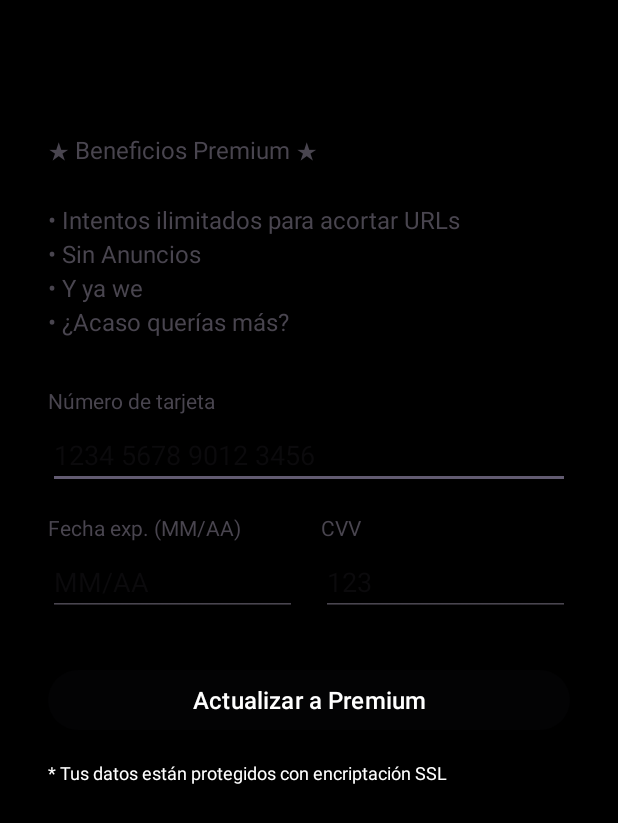
After one commit to Davengel5/AcortadorURL, an Android app: the PremiumActivity screen opened directly, with no data from a screen before it, on a phone screen of 412 x 824 dp. The commit adds this screen. Shown: the top 823 px of the screen. Run offline under Robolectric (Android 15) with nearby library versions, the light colour scheme and no system bars; our stand-ins replace Firebase (no records; nobody signed in at launch, a user with empty details on screens opened directly).

Commit message:
Integrando premium
Aqui jala, pero aún se va a mover

```diff
--- a/app/src/main/AndroidManifest.xml
+++ b/app/src/main/AndroidManifest.xml
@@ -1,6 +1,7 @@
 <?xml version="1.0" encoding="utf-8"?>
 <manifest xmlns:android="http://schemas.android.com/apk/res/android"
     xmlns:tools="http://schemas.android.com/tools">
+
     <uses-permission android:name="android.permission.INTERNET" />
     <uses-permission android:name="android.permission.ACCESS_NETWORK_STATE" />
 
@@ -14,6 +15,9 @@
         android:supportsRtl="true"
         android:theme="@style/Theme.AcortadorURL"
         tools:targetApi="31">
+        <activity
+            android:name=".PremiumActivity"
+            android:exported="false" />
         <activity
             android:name=".HomeActivity"
             android:exported="false" />
--- /dev/null
+++ b/app/src/main/java/com/example/acortadorurl/PremiumActivity.java
@@ -0,0 +1,215 @@
+package com.example.acortadorurl;
+
+import android.os.Bundle;
+import android.text.Editable;
+import android.text.TextWatcher;
+import android.util.Log;
+import android.widget.Button;
+import android.widget.EditText;
+import android.widget.TextView;
+import android.widget.Toast;
+import androidx.appcompat.app.AppCompatActivity;
+import com.google.firebase.auth.FirebaseAuth;
+import com.google.firebase.auth.FirebaseUser;
+import org.json.JSONException;
+import org.json.JSONObject;
+import okhttp3.MediaType;
+import okhttp3.OkHttpClient;
+import okhttp3.Request;
+import okhttp3.RequestBody;
+import okhttp3.Response;
+
+public class PremiumActivity extends AppCompatActivity {
+
+    private EditText etCardNumber, etExpiry, etCvv;
+    private Button btnPay;
+    private boolean isFormatting = false;
+    private TextWatcher expiryTextWatcher;
+
+    @Override
+    protected void onCreate(Bundle savedInstanceState) {
+        super.onCreate(savedInstanceState);
+        setContentView(R.layout.activity_premium);
+
+        // Inicializar vistas
+        TextView tvBenefits = findViewById(R.id.tvBenefits);
+        etCardNumber = findViewById(R.id.etCardNumber);
+        etExpiry = findViewById(R.id.etExpiry);
+        etCvv = findViewById(R.id.etCvv);
+        btnPay = findViewById(R.id.btnPay);
+
+        // Configurar beneficios
+        String benefits = "★ Beneficios Premium ★\n\n" +
+                "• Intentos ilimitados para acortar URLs\n" +
+                "• Sin Anuncios\n" +
+                "• Y ya we\n" +
+                "• ¿Acaso querías más?";
+        tvBenefits.setText(benefits);
+
+        // Configurar listeners
+        setupCardNumberFormatting();
+        setupExpiryFormatting();
+        setupValidationListener();
+
+        // Botón de pago
+        btnPay.setOnClickListener(v -> upgradeToPremium());
+    }
+
+    private void setupCardNumberFormatting() {
+        etCardNumber.addTextChangedListener(new TextWatcher() {
+            @Override
+            public void beforeTextChanged(CharSequence s, int start, int count, int after) {}
+
+            @Override
+            public void onTextChanged(CharSequence s, int start, int before, int count) {}
+
+            @Override
+            public void afterTextChanged(Editable s) {
+                if (isFormatting) return;
+
+                isFormatting = true;
+
+                String original = s.toString().replaceAll("\\s", "");
+                StringBuilder formatted = new StringBuilder();
+
+                for (int i = 0; i < original.length(); i++) {
+                    if (i > 0 && i % 4 == 0) {
+                        formatted.append(" ");
+                    }
+                    formatted.append(original.charAt(i));
+                }
+
+                if (!s.toString().equals(formatted.toString())) {
+                    etCardNumber.removeTextChangedListener(this);
+                    etCardNumber.setText(formatted.toString());
+                    etCardNumber.setSelection(formatted.length());
+                    etCardNumber.addTextChangedListener(this);
+                }
+
+                isFormatting = false;
+                validateFields();
+            }
+        });
+    }
+
+    private void setupExpiryFormatting() {
+        expiryTextWatcher = new TextWatcher() {
+            @Override
+            public void beforeTextChanged(CharSequence s, int start, int count, int after) {}
+
+            @Override
+            public void onTextChanged(CharSequence s, int start, int before, int count) {
+                if (s.length() == 2 && before == 0 && !s.toString().contains("/")) {
+                    etExpiry.removeTextChangedListener(expiryTextWatcher);
+                    etExpiry.setText(s + "/");
+                    etExpiry.setSelection(3);
+                    etExpiry.addTextChangedListener(expiryTextWatcher);
+                }
+            }
+
+            @Override
+            public void afterTextChanged(Editable s) {
+                validateFields();
+            }
+        };
+
+        etExpiry.addTextChangedListener(expiryTextWatcher);
+    }
+
+    private void setupValidationListener() {
+        TextWatcher validationWatcher = new TextWatcher() {
+            @Override
+            public void beforeTextChanged(CharSequence s, int start, int count, int after) {}
+
+            @Override
+            public void onTextChanged(CharSequence s, int start, int before, int count) {}
+
+            @Override
+            public void afterTextChanged(Editable s) {
+                validateFields();
+            }
+        };
+
+        etCvv.addTextChangedListener(validationWatcher);
+    }
+
+    private void validateFields() {
+        String cardNumber = etCardNumber.getText().toString().replaceAll("\\s", "");
+        String expiry = etExpiry.getText().toString();
+        String cvv = etCvv.getText().toString();
+
+        boolean isCardValid = cardNumber.matches("^\\d{16}$");
+        boolean isExpiryValid = expiry.matches("^\\d{2}/\\d{2}$");
+        boolean isCvvValid = cvv.matches("^\\d{3,4}$");
+
+        btnPay.setEnabled(isCardValid && isExpiryValid && isCvvValid);
+
+        Log.d("VALIDATION", String.format(
+                "Card: %b, Expiry: %b, CVV: %b",
+                isCardValid, isExpiryValid, isCvvValid
+        ));
+    }
+
+    private void upgradeToPremium() {
+        FirebaseUser user = FirebaseAuth.getInstance().getCurrentUser();
+        if (user == null || user.getEmail() == null) {
+            Toast.makeText(this, "Error: No se pudo identificar tu cuenta", Toast.LENGTH_SHORT).show();
+            return;
+        }
+
+        btnPay.setEnabled(false);
+        btnPay.setText("Procesando...");
+
+        new Thread(() -> {
+            try {
+                OkHttpClient client = new OkHttpClient();
+
+                JSONObject json = new JSONObject();
+                json.put("email", user.getEmail());
+
+                RequestBody body = RequestBody.create(
+                        json.toString(),
+                        MediaType.parse("application/json")
+                );
+
+                Request request = new Request.Builder()
+                        .url("https://apiurl.up.railway.app/update_user.php")
+                        .post(body)
+                        .build();
+
+                Response response = client.newCall(request).execute();
+                String responseData = response.body().string();
+
+                runOnUiThread(() -> {
+                    try {
+                        JSONObject jsonResponse = new JSONObject(responseData);
+                        if (jsonResponse.getBoolean("success")) {
+                            setResult(RESULT_OK);
+                            finish();
+                            Toast.makeText(PremiumActivity.this, "¡Ahora eres Premium!", Toast.LENGTH_SHORT).show();
+                        } else {
+                            btnPay.setEnabled(true);
+                            btnPay.setText("Actualizar a Premium");
+                            Toast.makeText(PremiumActivity.this,
+                                    "Error: " + jsonResponse.optString("message", "Error desconocido"),
+                                    Toast.LENGTH_LONG).show();
+                        }
+                    } catch (JSONException e) {
+                        handleUpgradeError("Error procesando la respuesta");
+                    }
+                });
+            } catch (Exception e) {
+                handleUpgradeError("Error de conexión: " + e.getMessage());
+            }
+        }).start();
+    }
+
+    private void handleUpgradeError(String message) {
+        runOnUiThread(() -> {
+            btnPay.setEnabled(true);
+            btnPay.setText("Actualizar a Premium");
+            Toast.makeText(this, message, Toast.LENGTH_LONG).show();
+            Log.e("UPGRADE_ERROR", message);
+        });
+    }
+}
--- /dev/null
+++ b/app/src/main/res/layout/activity_premium.xml
@@ -0,0 +1,121 @@
+<?xml version="1.0" encoding="utf-8"?>
+<ScrollView xmlns:android="http://schemas.android.com/apk/res/android"
+    android:layout_width="match_parent"
+    android:layout_height="match_parent"
+    android:padding="16dp"
+    android:background="@color/black">
+
+    <LinearLayout
+        android:layout_width="match_parent"
+        android:layout_height="wrap_content"
+        android:orientation="vertical"
+        android:padding="16dp">
+
+        <!-- Encabezado -->
+        <TextView
+            android:layout_width="match_parent"
+            android:layout_height="wrap_content"
+            android:text="Actualización a Premium"
+            android:textSize="24sp"
+            android:textColor="@color/black"
+            android:textStyle="bold"
+            android:gravity="center"
+            android:layout_marginBottom="24dp"/>
+
+        <!-- Beneficios -->
+        <TextView
+            android:id="@+id/tvBenefits"
+            android:layout_width="match_parent"
+            android:layout_height="wrap_content"
+            android:textSize="16sp"
+            android:lineSpacingMultiplier="1.2"
+            android:layout_marginBottom="32dp"/>
+
+        <!-- Tarjeta -->
+        <TextView
+            android:layout_width="match_parent"
+            android:layout_height="wrap_content"
+            android:text="Número de tarjeta"
+            android:layout_marginBottom="4dp"/>
+
+        <EditText
+            android:id="@+id/etCardNumber"
+            android:layout_width="match_parent"
+            android:layout_height="wrap_content"
+            android:hint="1234 5678 9012 3456"
+            android:inputType="number"
+            android:maxLength="19"/>
+
+        <!-- Fecha y CVV -->
+        <LinearLayout
+            android:layout_width="match_parent"
+            android:layout_height="wrap_content"
+            android:orientation="horizontal"
+            android:layout_marginTop="16dp">
+
+            <LinearLayout
+                android:layout_width="0dp"
+                android:layout_height="wrap_content"
+                android:layout_weight="1"
+                android:orientation="vertical">
+
+                <TextView
+                    android:layout_width="match_parent"
+                    android:layout_height="wrap_content"
+                    android:text="Fecha exp. (MM/AA)"
+                    android:layout_marginBottom="4dp"/>
+
+                <EditText
+                    android:id="@+id/etExpiry"
+                    android:layout_width="match_parent"
+                    android:layout_height="wrap_content"
+                    android:hint="MM/AA"
+                    android:inputType="number"
+                    android:maxLength="5"/>
+            </LinearLayout>
+
+            <LinearLayout
+                android:layout_width="0dp"
+                android:layout_height="wrap_content"
+                android:layout_weight="1"
+                android:orientation="vertical"
+                android:layout_marginStart="16dp">
+
+                <TextView
+                    android:layout_width="match_parent"
+                    android:layout_height="wrap_content"
+                    android:text="CVV"
+                    android:layout_marginBottom="4dp"/>
+
+                <EditText
+                    android:id="@+id/etCvv"
+                    android:layout_width="match_parent"
+                    android:layout_height="wrap_content"
+                    android:hint="123"
+                    android:inputType="numberPassword"
+                    android:maxLength="4"/>
+            </LinearLayout>
+        </LinearLayout>
+
+        <!-- Botón -->
+        <Button
+            android:id="@+id/btnPay"
+            android:layout_width="match_parent"
+            android:layout_height="wrap_content"
+            android:layout_marginTop="32dp"
+            android:text="Actualizar a Premium"
+            android:enabled="false"
+            android:textColor="@color/white"
+            android:textAllCaps="false"
+            android:textSize="16sp"/>
+
+        <!-- Nota segura -->
+        <TextView
+            android:layout_width="match_parent"
+            android:layout_height="wrap_content"
+            android:layout_marginTop="16dp"
+            android:text="* Tus datos están protegidos con encriptación SSL"
+            android:textSize="12sp"
+            android:textColor="@color/white"/>
+    </LinearLayout>
+</ScrollView>
```
Also changed, not shown: app/src/main/java/com/example/acortadorurl/HomeActivity.java (+92 -59 lines), app/src/main/java/com/example/acortadorurl/UrlDatabase.java (+52 -25 lines), app/src/main/res/layout/activity_home.xml (+9 -0 lines).
